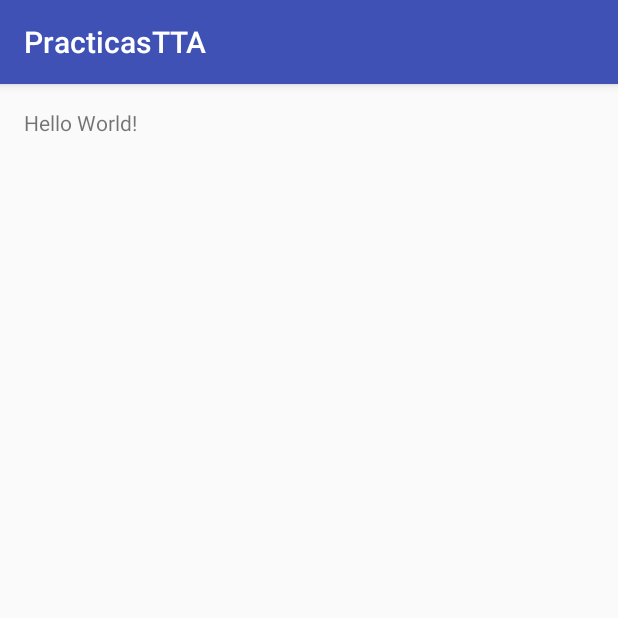
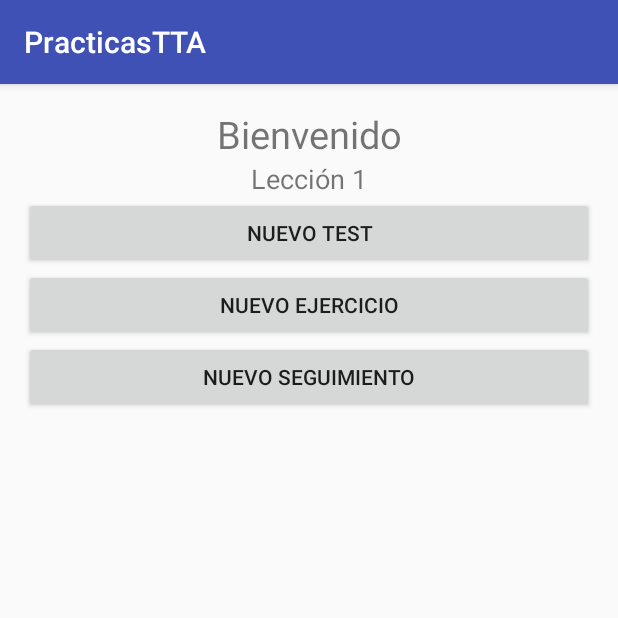
Before and after one commit to BorjaMinguela/PracticasTTA, an Android app: the screen it shows after launch (MainActivity), on a phone screen of 412 x 824 dp, the top half of it. Run offline under Robolectric (Android 15) with nearby library versions, the phone set to English and light mode, and no system bars.

Commit message:
Añadida otra vista y comienzo de la segunda

```diff
--- a/app/src/main/AndroidManifest.xml
+++ b/app/src/main/AndroidManifest.xml
@@ -23,10 +23,7 @@
         <activity
             android:name=".LoginActivity"
             android:label="@string/title_activity_login" />
-        <activity
-            android:name=".Main2Activity"
-            android:label="@string/title_activity_main2"
-            android:theme="@style/AppTheme.NoActionBar"></activity>
+        <activity android:name=".NuevoTest"></activity>
     </application>
 
 </manifest>
--- a/app/src/main/res/layout/activity_main.xml
+++ b/app/src/main/res/layout/activity_main.xml
@@ -1,5 +1,5 @@
 <?xml version="1.0" encoding="utf-8"?>
-<RelativeLayout
+<LinearLayout
     xmlns:android="http://schemas.android.com/apk/res/android"
     xmlns:tools="http://schemas.android.com/tools"
     android:id="@+id/activity_main"
@@ -9,10 +9,35 @@
     android:paddingRight="@dimen/activity_horizontal_margin"
     android:paddingTop="@dimen/activity_vertical_margin"
     android:paddingBottom="@dimen/activity_vertical_margin"
+    android:orientation="vertical"
     tools:context="com.example.borja.practicastta.MainActivity">
 
     <TextView
-        android:layout_width="wrap_content"
+        android:layout_width="match_parent"
         android:layout_height="wrap_content"
-        android:text="Hello World!" />
-</RelativeLayout>
+        android:text="Bienvenido"
+        android:gravity="center"
+        android:textSize="25dp"
+        />
+    <TextView
+        android:layout_width="match_parent"
+        android:layout_height="wrap_content"
+        android:text="Lección 1"
+        android:gravity="center"
+        android:textSize="18dp"
+        />
+
+    <Button
+        android:layout_width="match_parent"
+        android:layout_height="wrap_content"
+        android:text="Nuevo Test"/>
+    <Button
+        android:layout_width="match_parent"
+        android:layout_height="wrap_content"
+        android:text="Nuevo Ejercicio"/>
+    <Button
+        android:layout_width="match_parent"
+        android:layout_height="wrap_content"
+        android:text="Nuevo Seguimiento"/>
+
+</LinearLayout>
```
Also changed, not shown: app/src/main/java/com/example/borja/practicastta/Main2Activity.java (deleted, +0 -29 lines), app/src/main/java/com/example/borja/practicastta/NuevoTest.java (added, +13 -0 lines), app/src/main/res/layout/activity_main2.xml (deleted, +0 -34 lines), app/src/main/res/layout/activity_nuevo_test.xml (renamed from app/src/main/res/layout/content_main2.xml, +5 -7 lines).
